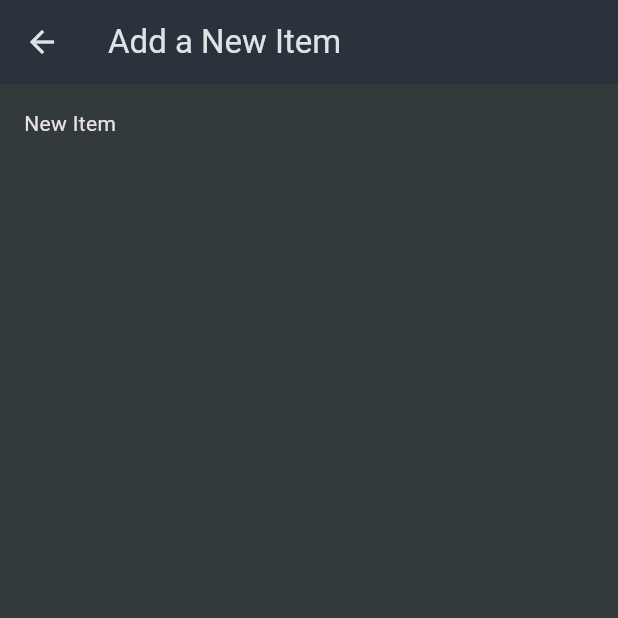
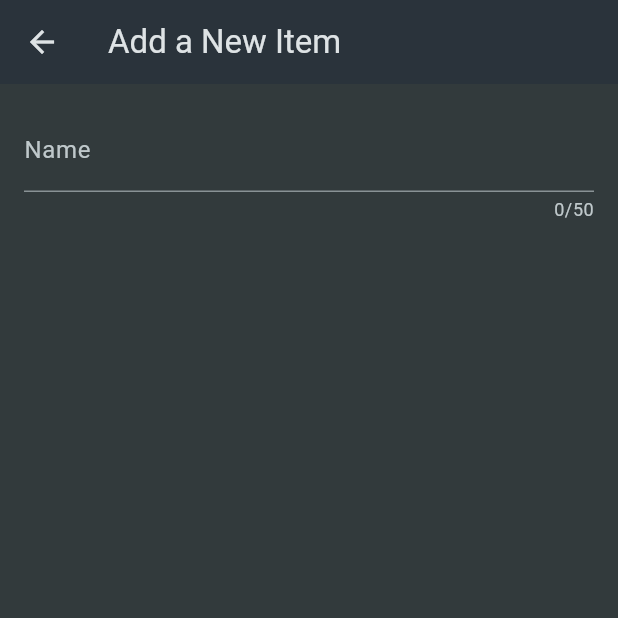
Before and after one commit to Defalt2-O/shopping_list, a Flutter app: the NewItemScreen screen opened directly, on a phone screen of 412 x 824 dp, the top half of it. Run offline on Flutter 3.47's test engine with Material 3 defaults, Android fonts, the phone set to English and light mode, and no system bars.

Commit message:
Name TextFormField added to Form inside new_item screen.

```diff
--- a/lib/screens/new_item.dart
+++ b/lib/screens/new_item.dart
@@ -16,9 +16,23 @@ class _NewItemScreenState extends State<NewItemScreen> {
       appBar: AppBar(
         title: const Text('Add a New Item'),
       ),
-      body: const Padding(
-        padding: EdgeInsets.all(16),
-        child: Text('New Item'),
+      body: Padding(
+        padding: const EdgeInsets.all(16),
+        child: Form(
+          child: Column(
+            children: [
+              TextFormField(
+                maxLength: 50,
+                decoration: const InputDecoration(
+                  label: Text('Name'),
+                ),
+                validator: (value) {
+                  return 'Demo...';
+                },
+              ),
+            ],
+          ),
+        ),
       ),
     );
   }
```
